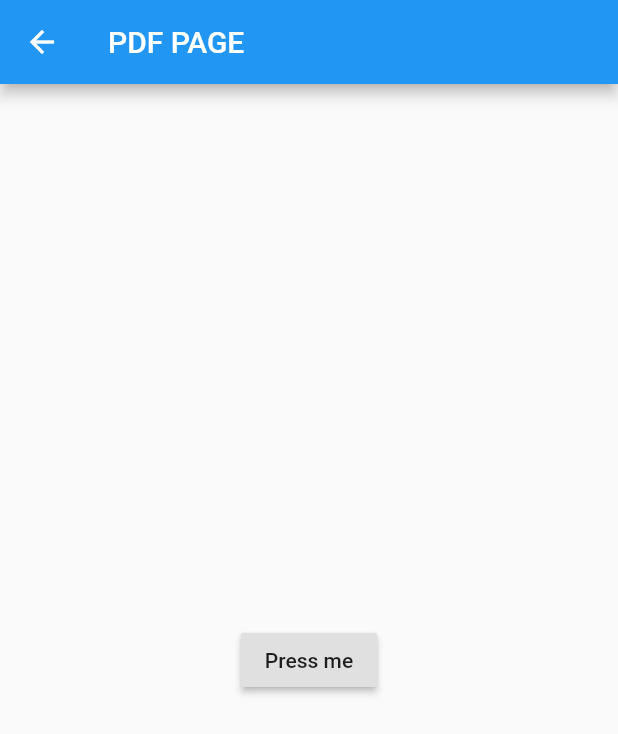
After one commit to masdaagus/Inspection-App, a Flutter app: the PdfScreen screen opened directly, after a tap on "Press me", on a phone screen of 412 x 824 dp. The commit adds this screen. Shown: the top 734 px of the screen. Run offline on Flutter 3.47's test engine with Material 2 defaults, Android fonts, the phone set to English and light mode, and no system bars; our stand-ins replace flutter_slidable, open_file, pdf, sqflite; accounts and stored records are empty.

Commit message:
membuat page pdf

```diff
--- a/lib/views/screens/page_history/list_history.dart
+++ b/lib/views/screens/page_history/list_history.dart
@@ -1,7 +1,6 @@
 import 'package:Inspection/Database/database_mill.dart';
 import 'package:Inspection/model_database/mill_model.dart';
 import 'package:Inspection/views/const/const.dart';
-import 'package:Inspection/views/screens/detail_history/detail_history.dart';
 import 'package:flutter/material.dart';
 import 'package:intl/intl.dart';
 
--- /dev/null
+++ b/lib/views/screens/pdf_invoice/api/pdf_api.dart
@@ -0,0 +1,27 @@
+import 'dart:io';
+import 'package:flutter/cupertino.dart';
+import 'package:open_file/open_file.dart';
+import 'package:path_provider/path_provider.dart';
+import 'package:pdf/widgets.dart';
+
+class PdfApi {
+  static Future<File> saveDocument({
+    @required String name,
+    @required Document pdf,
+  }) async {
+    final bytes = await pdf.save();
+
+    final dir = await getApplicationDocumentsDirectory();
+    final file = File('${dir.path}/$name');
+
+    await file.writeAsBytes(bytes);
+
+    return file;
+  }
+
+  static Future openFile(File file) async {
+    final url = file.path;
+
+    await OpenFile.open(url);
+  }
+}
--- /dev/null
+++ b/lib/views/screens/pdf_invoice/model/customer.dart
@@ -0,0 +1,11 @@
+import 'package:flutter/foundation.dart';
+
+class Customer {
+  final String name;
+  final String address;
+
+  const Customer({
+    @required this.name,
+    @required this.address,
+  });
+}
--- /dev/null
+++ b/lib/views/screens/pdf_invoice/model/invoice.dart
@@ -0,0 +1,48 @@
+import 'package:flutter/foundation.dart';
+
+import 'customer.dart';
+import 'supplier.dart';
+
+class Invoice {
+  final InvoiceInfo info;
+  final Supplier supplier;
+  final Customer customer;
+  final List<InvoiceItem> items;
+
+  const Invoice({
+    @required this.info,
+    @required this.supplier,
+    @required this.customer,
+    @required this.items,
+  });
+}
+
+class InvoiceInfo {
+  final String description;
+  final String number;
+  final DateTime date;
+  final DateTime dueDate;
+
+  const InvoiceInfo({
+    @required this.description,
+    @required this.number,
+    @required this.date,
+    @required this.dueDate,
+  });
+}
+
+class InvoiceItem {
+  final String description;
+  final DateTime date;
+  final int quantity;
+  final double vat;
+  final double unitPrice;
+
+  const InvoiceItem({
+    @required this.description,
+    @required this.date,
+    @required this.quantity,
+    @required this.vat,
+    @required this.unitPrice,
+  });
+}
--- /dev/null
+++ b/lib/views/screens/pdf_invoice/model/supplier.dart
@@ -0,0 +1,13 @@
+import 'package:flutter/foundation.dart';
+
+class Supplier {
+  final String name;
+  final String address;
+  final String paymentInfo;
+
+  const Supplier({
+    @required this.name,
+    @required this.address,
+    @required this.paymentInfo,
+  });
+}
--- /dev/null
+++ b/lib/views/screens/pdf_invoice/pdf_page.dart
@@ -0,0 +1,103 @@
+import 'package:flutter/material.dart';
+
+import 'api/pdf_api.dart';
+import 'api/pdf_invoice.dart';
+import 'model/customer.dart';
+import 'model/invoice.dart';
+import 'model/supplier.dart';
+
+class PdfScreen extends StatelessWidget {
+  const PdfScreen({
+    Key key,
+  }) : super(key: key);
+
+  @override
+  Widget build(BuildContext context) {
+    return Scaffold(
+      appBar: AppBar(
+        title: Text("PDF PAGE"),
+      ),
+      body: Center(
+        // ignore: deprecated_member_use
+        child: RaisedButton(
+            child: Text("Press me"),
+            onPressed: () async {
+              final date = DateTime.now();
+              final dueDate = date.add(Duration(days: 7));
+
+              final invoice = Invoice(
+                supplier: Supplier(
+                  name: "Masda agus",
+                  address: "Martubung",
+                  paymentInfo: 'https://paypal.me/sarahfieldzz',
+                ),
+                customer: Customer(
+                  name: 'Apple Inc.',
+                  address: 'Apple Street, Cupertino, CA 95014',
+                ),
+                info: InvoiceInfo(
+                  date: date,
+                  dueDate: dueDate,
+                  description: 'My description...',
+                  number: '${DateTime.now().year}-9999',
+                ),
+                items: [
+                  InvoiceItem(
+                    description: 'Coffee',
+                    date: DateTime.now(),
+                    quantity: 3,
+                    vat: 0.19,
+                    unitPrice: 5.99,
+                  ),
+                  InvoiceItem(
+                    description: 'Water',
+                    date: DateTime.now(),
+                    quantity: 8,
+                    vat: 0.19,
+                    unitPrice: 0.99,
+                  ),
+                  InvoiceItem(
+                    description: 'Orange',
+                    date: DateTime.now(),
+                    quantity: 3,
+                    vat: 0.19,
+                    unitPrice: 2.99,
+                  ),
+                  InvoiceItem(
+                    description: 'Apple',
+                    date: DateTime.now(),
+                    quantity: 8,
+                    vat: 0.19,
+                    unitPrice: 3.99,
+                  ),
+                  InvoiceItem(
+                    description: 'Mango',
+                    date: DateTime.now(),
+                    quantity: 1,
+                    vat: 0.19,
+                    unitPrice: 1.59,
+                  ),
+                  InvoiceItem(
+                    description: 'Blue Berries',
+                    date: DateTime.now(),
+                    quantity: 5,
+                    vat: 0.19,
+                    unitPrice: 0.99,
+                  ),
+                  InvoiceItem(
+                    description: 'Lemon',
+                    date: DateTime.now(),
+                    quantity: 4,
+                    vat: 0.19,
+                    unitPrice: 1.29,
+                  ),
+                ],
+              );
+              final pdfFile = await PdfInvoiceApi.generate(invoice);
+
+              PdfApi.openFile(pdfFile);
+            }),
+      ),
+    );
+  }
+}
--- /dev/null
+++ b/lib/views/screens/pdf_invoice/utils.dart
@@ -0,0 +1,6 @@
+import 'package:intl/intl.dart';
+
+class Utils {
+  static formatPrice(double price) => '\$ ${price.toStringAsFixed(2)}';
+  static formatDate(DateTime date) => DateFormat.yMd().format(date);
+}
--- a/pubspec.yaml
+++ b/pubspec.yaml
@@ -28,6 +28,10 @@ dependencies:
   flutter_slidable: ^0.5.7
   provider: ^4.3.0
   sqflite: ^2.0.0+3
+  dependencies:
+  pdf: ^3.0.1
+  path_provider: ^2.0.1
+  open_file: ^3.1.0
 
 
 
```
Also changed, not shown: lib/views/screens/dashbord/dashbord.dart (+7 -1 lines), lib/views/screens/pdf_invoice/api/pdf_invoice.dart (added, +266 -0 lines), pubspec.lock.
